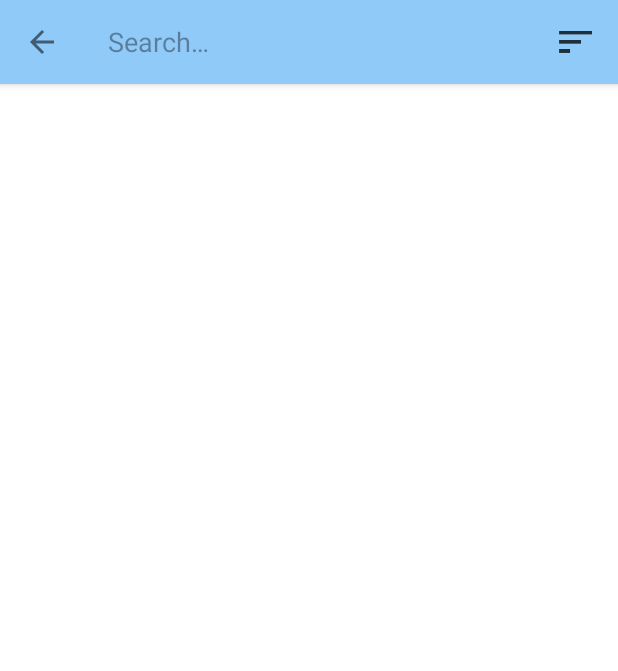
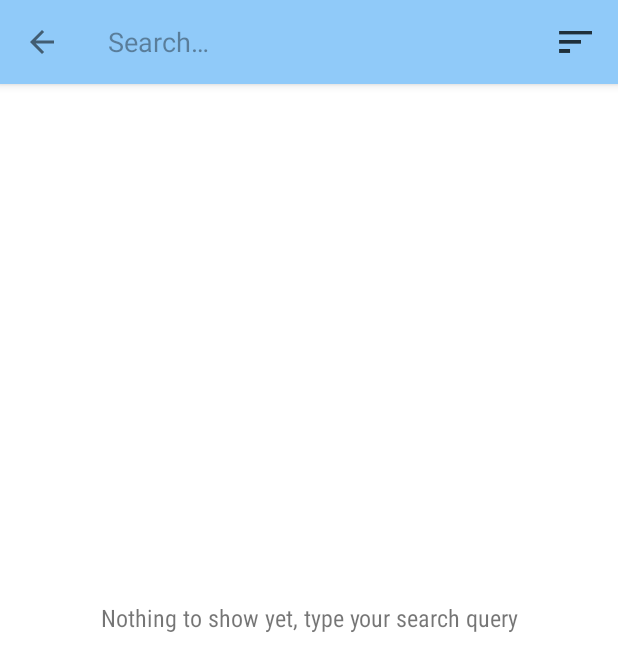
Before and after one commit to VitaliyBelyaev/AlbumCheck, an Android app: the screen it shows after launch (MainActivity), after a tap on "Search", on a phone screen of 412 x 824 dp. Shown: the top 671 px of the screen. Run offline under Robolectric (Android 15) with nearby library versions, the phone set to English and light mode, and no system bars; our stand-ins replace Picasso; pictures from the network do not load.

Commit message:
Add status messages, fix null search result bug

```diff
--- a/app/src/main/AndroidManifest.xml
+++ b/app/src/main/AndroidManifest.xml
@@ -3,6 +3,7 @@
     package="ru.belyaev.vitaliy.albumcheck">
 
     <uses-permission android:name="android.permission.INTERNET" />
+    <uses-permission android:name="android.permission.ACCESS_NETWORK_STATE" />
 
     <application
         android:name=".App"
--- a/app/src/main/java/ru/belyaev/vitaliy/albumcheck/MainActivity.java
+++ b/app/src/main/java/ru/belyaev/vitaliy/albumcheck/MainActivity.java
@@ -3,6 +3,8 @@ package ru.belyaev.vitaliy.albumcheck;
 import android.app.SearchManager;
 import android.content.Context;
 import android.content.Intent;
+import android.net.ConnectivityManager;
+import android.net.NetworkInfo;
 import android.os.Bundle;
 import android.support.v4.app.DialogFragment;
 import android.support.v7.app.AppCompatActivity;
@@ -13,6 +15,9 @@ import android.support.v7.widget.Toolbar;
 import android.util.Log;
 import android.view.Menu;
 import android.view.MenuItem;
+import android.view.View;
+import android.widget.ProgressBar;
+import android.widget.TextView;
 
 import java.util.List;
 
@@ -28,7 +33,9 @@ public class MainActivity extends AppCompatActivity
     public static final String LOG_TAG = MainActivity.class.getName();
     public static final String ALBUM_ID = "album_id";
     private AlbumsAdapter albumsAdapter;
-    private Menu menu;
+    private RecyclerView recyclerView;
+    private ProgressBar progressBar;
+    private TextView statusText;
 
     @Override
     protected void onCreate(Bundle savedInstanceState) {
@@ -37,11 +44,19 @@ public class MainActivity extends AppCompatActivity
 
         Toolbar toolbar = findViewById(R.id.main_toolbar);
         setSupportActionBar(toolbar);
-        initRecyclerView();
+        initUI();
+        showStatusMessage(getString(R.string.empty_message));
 
         Intent intent = getIntent();
         if (Intent.ACTION_SEARCH.equals(intent.getAction())) {
-            handleSearchIntent(intent);
+
+            if(isConnected()){
+                showSearching();
+                handleSearchIntent(intent);
+            } else{
+                showStatusMessage(getString(R.string.no_internet_conn));
+            }
+
         }
     }
 
@@ -55,7 +70,6 @@ public class MainActivity extends AppCompatActivity
 
     @Override
     public boolean onCreateOptionsMenu(Menu menu) {
-        this.menu = menu;
         getMenuInflater().inflate(R.menu.options_menu, menu);
         SearchManager searchManager = (SearchManager) getSystemService(Context.SEARCH_SERVICE);
         SearchView searchView = (SearchView) menu.findItem(R.id.search).getActionView();
@@ -91,12 +105,16 @@ public class MainActivity extends AppCompatActivity
             public void onResponse(Call<AlbumResponse> call, Response<AlbumResponse> response) {
                 if (response.code() == 200) {
                     AlbumResponse albumResponse = response.body();
-                    if (albumResponse.isAlbums()) {
+                    if (albumResponse.isAlbums() && albumResponse.getAlbums() != null) {
                         List<Album> albums = albumResponse.getAlbums();
                         albumsAdapter.setDefaultOrderedAlbums(albums);
+                        showContent();
                         albumsAdapter.defaultOrder();
+                    } else {
+                        showStatusMessage(getString(R.string.search_null_result));
                     }
                 } else {
+                    showStatusMessage(getString(R.string.error_message));
                     Log.e(LOG_TAG, "Error with code: " + response.code());
                 }
             }
@@ -139,8 +157,38 @@ public class MainActivity extends AppCompatActivity
         searchAlbums(query);
     }
 
-    private void initRecyclerView() {
-        RecyclerView recyclerView = findViewById(R.id.rv_search_results);
+    private boolean isConnected(){
+        ConnectivityManager cm =
+                (ConnectivityManager) this.getSystemService(Context.CONNECTIVITY_SERVICE);
+
+        NetworkInfo activeNetwork = cm.getActiveNetworkInfo();
+        return activeNetwork != null && activeNetwork.isConnected();
+    }
+
+    private void showSearching(){
+        recyclerView.setVisibility(View.GONE);
+        statusText.setVisibility(View.GONE);
+        progressBar.setVisibility(View.VISIBLE);
+    }
+
+    private void showContent(){
+        statusText.setVisibility(View.GONE);
+        progressBar.setVisibility(View.GONE);
+        recyclerView.setVisibility(View.VISIBLE);
+    }
+
+    private void  showStatusMessage(String message){
+        statusText.setText(message);
+        statusText.setVisibility(View.VISIBLE);
+        progressBar.setVisibility(View.GONE);
+        recyclerView.setVisibility(View.GONE);
+    }
+
+    private void initUI() {
+        progressBar = findViewById(R.id.progress_bar);
+        statusText = findViewById(R.id.status_text);
+
+        recyclerView = findViewById(R.id.rv_search_results);
         recyclerView.setLayoutManager(new LinearLayoutManager(this));
         albumsAdapter = new AlbumsAdapter(this);
         recyclerView.setAdapter(albumsAdapter);
--- a/app/src/main/res/layout/activity_main.xml
+++ b/app/src/main/res/layout/activity_main.xml
@@ -22,6 +22,25 @@
     </android.support.design.widget.AppBarLayout>
 
 
+
+    <ProgressBar
+        android:id="@+id/progress_bar"
+        android:layout_width="45dp"
+        android:layout_height="45dp"
+        android:layout_gravity="center"
+        android:visibility="gone"/>
+
+    <TextView
+        android:id="@+id/status_text"
+        android:layout_width="wrap_content"
+        android:layout_height="wrap_content"
+        android:layout_gravity="center"
+        android:gravity="center"
+        android:layout_margin="20dp"
+        android:fontFamily="sans-serif-condensed"
+        android:textSize="16sp"
+        android:visibility="gone"/>
+
     <android.support.v7.widget.RecyclerView
         android:id="@+id/rv_search_results"
         android:layout_width="match_parent"
--- a/app/src/main/res/values/strings.xml
+++ b/app/src/main/res/values/strings.xml
@@ -1,17 +1,24 @@
 <resources>
     <string name="app_name" translatable="false">AlbumCheck</string>
 
+    <!--App bar-->
     <string name="search_title">Search</string>
     <string name="sort_title">Sort</string>
     <string name="open_in_browser">Open in browser</string>
     <string name="search_hint">Album or artist name</string>
 
-
+    <!--Strings for sorting-->
     <string name="default_order">Default</string>
     <string name="date">By date</string>
     <string name="date_reverse">By date(reverse)</string>
     <string name="alphabetically">Alphabetically</string>
     <string name="alphabetically_reverse">Alphabetically(reverse)</string>
 
+    <!--Views-->
     <string name="tracks">Number of tracks:</string>
+    <string name="error_message">Error occurred, try again</string>
+    <string name="empty_message">Nothing to show yet, type your search query</string>
+    <string name="search_null_result">We can\'t find anything, try another query</string>
+    <string name="no_internet_conn">No internet connection, turn on internet and try again</string>
+
 </resources>
```
Also changed, not shown: app/src/main/java/ru/belyaev/vitaliy/albumcheck/AlbumActivity.java (+11 -10 lines), app/src/main/java/ru/belyaev/vitaliy/albumcheck/AlbumResponse.java (+13 -0 lines), app/src/main/java/ru/belyaev/vitaliy/albumcheck/NetworkModule.java (+6 -1 lines), 1 other file.
